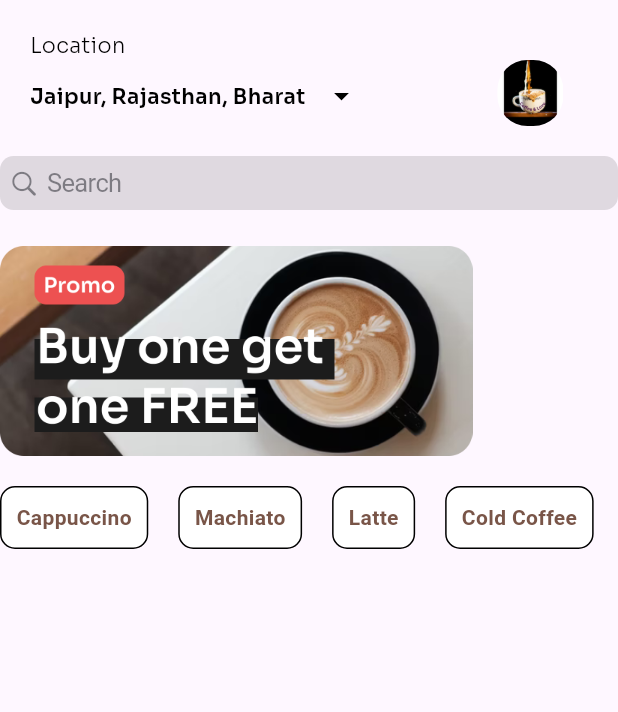
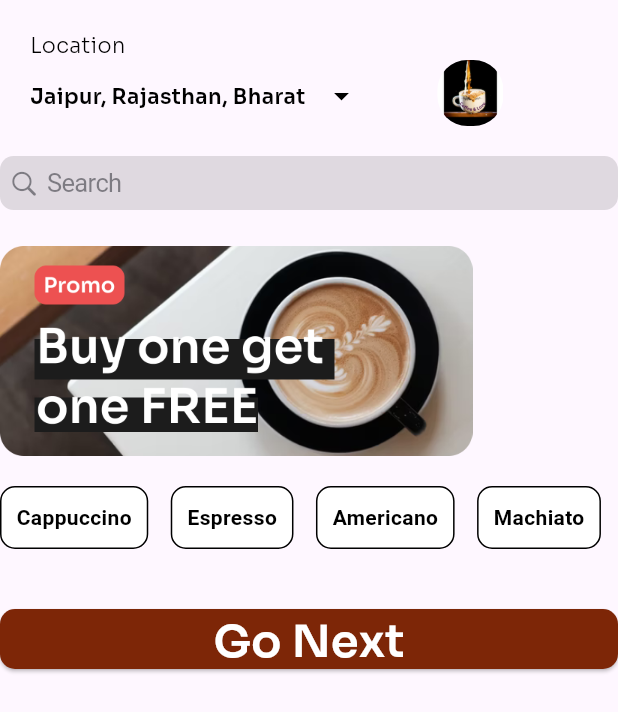
Before and after one commit to DataWhisperer10/coffeeApp, a Flutter app: the screen it shows after launch, on a phone screen of 412 x 824 dp. Shown: the top 712 px of the screen. Run offline on Flutter 3.47's test engine with Material 3 defaults, Android fonts, the phone set to English and light mode, and no system bars; our stand-ins replace google_fonts.

Commit message:
navigated to items screen

```diff
--- a/lib/screens/home_screen.dart
+++ b/lib/screens/home_screen.dart
@@ -1,3 +1,4 @@
+import 'package:coffee/screens/item_details.dart';
 import 'package:flutter/cupertino.dart';
 import 'package:flutter/material.dart';
 import 'package:google_fonts/google_fonts.dart';
@@ -13,11 +14,17 @@ class _HomeScreenState extends State<HomeScreen> {
   int currentIndex = 0;
   List<String> selectedCoffeType = [
     "Cappuccino",
+    "Espresso",
+    "Americano",
     "Machiato",
     "Latte",
+    "Cold Brew",
+    "Mocha",
+    "Turkish Coffee",
     "Cold Coffee",
+    "Nitro Cold Brew",
   ];
-  List<bool> isCoffeTypeSelected = List.filled(4, true);
+  List<bool> isCoffeTypeSelected = List.filled(10, true);
   @override
   Widget build(BuildContext context) {
     return Scaffold(
@@ -71,8 +78,7 @@ class _HomeScreenState extends State<HomeScreen> {
                   width: 40,
                 ),
                 Padding(
-                  padding: const EdgeInsets.symmetric(
-                      horizontal: 40.0, vertical: 20),
+                  padding: const EdgeInsets.symmetric(vertical: 20),
                   child: Container(
                     height: 44,
                     width: 44,
@@ -101,13 +107,15 @@ class _HomeScreenState extends State<HomeScreen> {
               "assets/Frame.png",
               height: 140,
               width: 315,
-              fit: BoxFit.fill,
+              fit: BoxFit.cover,
             ),
             const SizedBox(
               height: 20,
             ),
-            Wrap(
-              spacing: 20,
+            SingleChildScrollView(
+              scrollDirection: Axis.horizontal,
+              child: Wrap(
+                spacing: 15,
                 runSpacing: 20,
                 children: List.generate(
                     selectedCoffeType.length,
@@ -132,12 +140,52 @@ class _HomeScreenState extends State<HomeScreen> {
                               style: TextStyle(
                                   fontWeight: FontWeight.w600,
                                   color: isCoffeTypeSelected[index]
-                                    ? Colors.brown
+                                      ? Colors.black
                                       : Colors.white),
                             ),
                           ),
                         )),
-            )
+              ),
+            ),
+            const SizedBox(
+              height: 40,
+            ),
+            Container(
+              height: 40,
+              width: double.infinity,
+              child: ElevatedButton(
+                  style: ButtonStyle(
+                    backgroundColor: MaterialStateProperty.all<Color>(
+                        Color.fromARGB(
+                            255, 125, 38, 7)), // Set brown background color
+                    maximumSize: MaterialStateProperty.all<Size>(
+                        Size.fromWidth(double.infinity)),
+                    shape: MaterialStateProperty.all<RoundedRectangleBorder>(
+                      RoundedRectangleBorder(
+                        borderRadius: BorderRadius.circular(
+                            10.0), // Add optional rounded corners
+                      ),
+                    ),
+                  ),
+                  onPressed: () {
+                    Navigator.push(
+                        context,
+                        MaterialPageRoute(
+                            builder: (context) => const ItemDetails()));
+                  },
+                  child: Center(
+                    child: Text(
+                      "Go Next",
+                      style: GoogleFonts.sora(
+                          fontSize: 30,
+                          fontWeight: FontWeight.w600,
+                          color: Colors.white),
+                    ),
+                  )),
+            ),
+            const SizedBox(
+              height: 20,
+            ),
           ],
         ),
       ),
--- a/lib/screens/login_screen.dart
+++ b/lib/screens/login_screen.dart
@@ -1,4 +1,4 @@
-import 'package:coffee/screens/item_details.dart';
+import 'package:coffee/screens/home_screen.dart';
 import 'package:flutter/material.dart';
 import 'package:google_fonts/google_fonts.dart';
 
@@ -82,7 +82,7 @@ class _LoginScreenState extends State<LoginScreen> {
                           Navigator.push(
                               context,
                               MaterialPageRoute(
-                                  builder: (context) => const ItemDetails()));
+                                  builder: (context) => const HomeScreen()));
                         },
                         child: Center(
                           child: Text(
--- a/lib/screens/register_screen_2.dart
+++ b/lib/screens/register_screen_2.dart
@@ -1,4 +1,4 @@
-import 'package:coffee/screens/item_details.dart';
+import 'package:coffee/screens/home_screen.dart';
 import 'package:flutter/material.dart';
 import 'package:google_fonts/google_fonts.dart';
 
@@ -73,7 +73,7 @@ class _RegisterScreen2State extends State<RegisterScreen2> {
                         Navigator.pushReplacement(
                           context,
                           MaterialPageRoute(
-                            builder: ((context) => const ItemDetails()),
+                            builder: ((context) => const HomeScreen()),
                           ),
                         );
                       },
```
Lines whose indentation alone changed are shown as unchanged.
